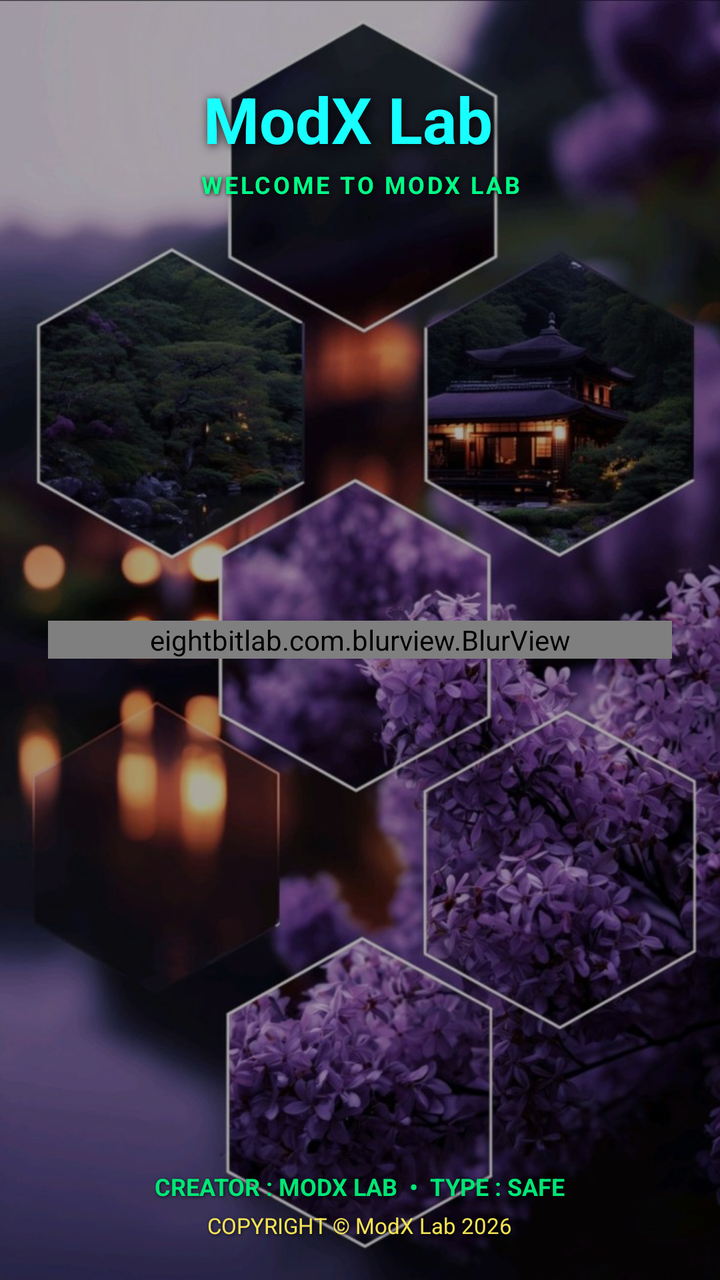
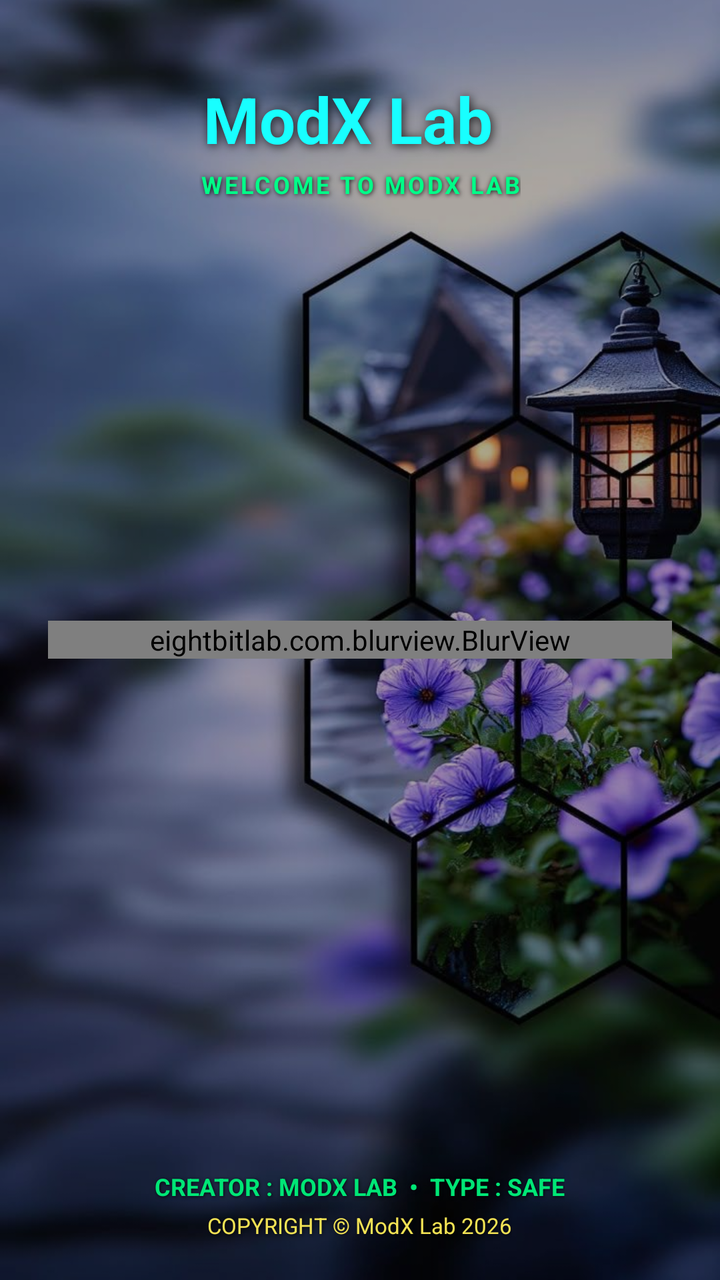

Compare the two renders of this Android layout. The source of the first and the diff that turns it into the second are given below.
<!-- AndroidManifest.xml: application theme AppTheme -->
<!-- res/layout/main.xml -->
<LinearLayout
	xmlns:android="http://schemas.android.com/apk/res/android"
	xmlns:app="http://schemas.android.com/apk/res-auto"
	xmlns:tools="http://schemas.android.com/tools"
	android:layout_width="match_parent"
	android:layout_height="match_parent"
	android:orientation="vertical">

	<RelativeLayout
		android:id="@+id/linear1"
		android:layout_width="match_parent"
		android:layout_height="match_parent"
		android:background="@drawable/bg_main">

		
		<ImageView
			android:layout_width="match_parent"
			android:layout_height="match_parent"
			android:src="@drawable/bg_main"
			android:scaleType="centerCrop"
			android:focusable="false" />

		
		<View
			android:layout_width="match_parent"
			android:layout_height="match_parent"
			android:background="#55000000" />

		<LinearLayout
			android:id="@+id/linear2"
			android:layout_width="match_parent"
			android:layout_height="wrap_content"
			android:orientation="horizontal" />

		
		<LinearLayout
			android:id="@+id/linear43"
			android:layout_width="match_parent"
			android:layout_height="wrap_content"
			android:layout_alignParentTop="true"
			android:paddingTop="38dp"
			android:paddingBottom="12dp"
			android:paddingLeft="16dp"
			android:paddingRight="16dp"
			android:gravity="center_horizontal"
			android:orientation="vertical">
			<TextView
				android:id="@+id/textview4"
				android:layout_width="wrap_content"
				android:layout_height="wrap_content"
				android:gravity="center_horizontal"
				android:text="ModX Lab"
				android:textSize="32sp"
				android:textStyle="bold"
				android:textColor="#18FFFF"
				android:paddingLeft="24dp"
				android:paddingRight="36dp"
				android:clipToPadding="false"
				android:shadowColor="#CC000000"
				android:shadowDx="2"
				android:shadowDy="2"
				android:shadowRadius="12" />
			<TextView
				android:id="@+id/textview_welcome"
				android:layout_width="wrap_content"
				android:layout_height="wrap_content"
				android:layout_marginTop="3dp"
				android:gravity="center_horizontal"
				android:text="WELCOME TO MODX LAB"
				android:textSize="12sp"
				android:textStyle="bold"
				android:letterSpacing="0.1"
				android:textColor="#00FF88"
				android:shadowColor="#E0000000"
				android:shadowDx="1"
				android:shadowDy="1"
				android:shadowRadius="6" />
			
			<LinearLayout
				android:id="@+id/linear45"
				android:layout_width="0dp"
				android:layout_height="0dp"
				android:visibility="gone"
				android:orientation="horizontal">
				<LinearLayout
					android:id="@+id/linear49"
					android:layout_width="0dp"
					android:layout_height="0dp"
					android:visibility="gone"
					android:orientation="horizontal" />
			</LinearLayout>
		</LinearLayout>

		
		<eightbitlab.com.blurview.BlurView
			android:background="@drawable/bg_glass_card"
			android:clipToOutline="true"
			android:id="@+id/blur_view"
			android:layout_width="match_parent"
			android:layout_height="wrap_content"
			android:layout_centerInParent="true"
			android:layout_marginLeft="24dp"
			android:layout_marginRight="24dp"
			android:maxWidth="350dp"
			app:blurOverlayColor="#250F172A">
			<LinearLayout
				android:id="@+id/linear3"
				android:layout_width="match_parent"
				android:layout_height="wrap_content"
				android:background="@drawable/bg_glass_card"
				android:paddingTop="24dp"
				android:paddingBottom="22dp"
				android:paddingLeft="22dp"
				android:paddingRight="22dp"
				android:gravity="center_horizontal"
				android:orientation="vertical">

				
				<TextView
					android:layout_width="wrap_content"
					android:layout_height="wrap_content"
					android:text="Login"
					android:textSize="22sp"
					android:textStyle="bold"
					android:textColor="#FFFFFF"
					android:letterSpacing="0.04"
					android:layout_marginBottom="16dp" />

				
				<LinearLayout
					android:id="@+id/linear41"
					android:layout_width="match_parent"
					android:layout_height="wrap_content"
					android:orientation="horizontal">
					<TextView
						android:id="@+id/textview2"
						android:layout_width="wrap_content"
						android:layout_height="wrap_content"
						android:text="USERNAME"
						android:textSize="11sp"
						android:textStyle="bold"
						android:letterSpacing="0.08"
						android:textColor="#CFD8DC" />
				</LinearLayout>
				<LinearLayout
					android:id="@+id/linear5"
					android:layout_width="match_parent"
					android:layout_height="38dp"
					android:gravity="center_vertical"
					android:orientation="horizontal">
					<EditText
						android:id="@+id/edittext1"
						android:layout_width="0dp"
						android:layout_height="match_parent"
						android:layout_weight="1"
						android:background="@android:color/transparent"
						android:gravity="center_vertical"
						android:textSize="14sp"
						android:textColor="#FFFFFF"
						android:textCursorDrawable="@drawable/cursor_cyan"
						android:textColorHighlight="#4018FFFF"
						android:hint="Enter username"
						android:textColorHint="#75FFFFFF"
						android:singleLine="true" />
					<ImageView
						android:id="@+id/iv_user_icon"
						android:layout_width="18dp"
						android:layout_height="18dp"
						android:src="@drawable/ic_user_minimal"
						android:scaleType="fitCenter" />
				</LinearLayout>
				
				<View
					android:id="@+id/line_username"
					android:layout_width="match_parent"
					android:layout_height="1.2dp"
					android:background="#55FFFFFF"
					android:layout_marginTop="2dp" />

				
				<LinearLayout
					android:id="@+id/linear37"
					android:layout_width="match_parent"
					android:layout_height="wrap_content"
					android:layout_marginTop="14dp"
					android:orientation="horizontal">
					<TextView
						android:id="@+id/textview0"
						android:layout_width="wrap_content"
						android:layout_height="wrap_content"
						android:text="PASSWORD"
						android:textSize="11sp"
						android:textStyle="bold"
						android:letterSpacing="0.08"
						android:textColor="#CFD8DC" />
				</LinearLayout>
				<LinearLayout
					android:id="@+id/linear6"
					android:layout_width="match_parent"
					android:layout_height="38dp"
					android:gravity="center_vertical"
					android:orientation="horizontal">
					<EditText
						android:id="@+id/edittext2"
						android:layout_width="0dp"
						android:layout_height="match_parent"
						android:layout_weight="1"
						android:background="@android:color/transparent"
						android:gravity="center_vertical"
						android:textSize="14sp"
						android:textColor="#FFFFFF"
						android:textCursorDrawable="@drawable/cursor_cyan"
						android:textColorHighlight="#4018FFFF"
						android:hint="Enter password"
						android:textColorHint="#75FFFFFF"
						android:inputType="textPassword"
						android:singleLine="true" />
					<ImageView
						android:id="@+id/iv_lock_icon"
						android:layout_width="18dp"
						android:layout_height="18dp"
						android:src="@drawable/ic_lock_minimal"
						android:scaleType="fitCenter" />
				</LinearLayout>
				
				<View
					android:id="@+id/line_password"
					android:layout_width="match_parent"
					android:layout_height="1.2dp"
					android:background="#55FFFFFF"
					android:layout_marginTop="2dp" />

				
				<LinearLayout
					android:id="@+id/linear7"
					android:layout_width="match_parent"
					android:layout_height="wrap_content"
					android:layout_marginTop="12dp"
					android:gravity="center_vertical"
					android:orientation="horizontal">
					<CheckBox
						android:id="@+id/checkbox1"
						android:layout_width="wrap_content"
						android:layout_height="wrap_content"
						android:text="Remember Me"
						android:textSize="12sp"
						android:textColor="#E0E0E0"
						android:buttonTint="#00B489" />
					<LinearLayout
						android:id="@+id/linear31"
						android:layout_width="0dp"
						android:layout_height="1dp"
						android:layout_weight="1"
						android:orientation="horizontal" />
					<CheckBox
						android:id="@+id/checkbox2"
						android:layout_width="wrap_content"
						android:layout_height="wrap_content"
						android:text="Show Pass"
						android:textSize="12sp"
						android:textColor="#E0E0E0"
						android:buttonTint="#00B489" />
				</LinearLayout>

				
				<LinearLayout
					android:id="@+id/linear8"
					android:layout_width="match_parent"
					android:layout_height="44dp"
					android:layout_marginTop="16dp"
					android:gravity="center"
					android:orientation="horizontal">
					<Button
						android:id="@+id/button1"
						android:layout_width="match_parent"
						android:layout_height="match_parent"
						android:background="@drawable/bg_btn_primary"
						android:text="LOGIN"
						android:textSize="15sp"
						android:textStyle="bold"
						android:letterSpacing="0.06"
						android:textColor="#FFFFFF" />
				</LinearLayout>

				
				<LinearLayout
					android:id="@+id/linear38"
					android:layout_width="match_parent"
					android:layout_height="wrap_content"
					android:layout_marginTop="18dp"
					android:layout_marginBottom="4dp"
					android:gravity="center"
					android:orientation="horizontal">
					<TextView
						android:id="@+id/textview6"
						android:layout_width="wrap_content"
						android:layout_height="wrap_content"
						android:text="Contact ModX Lab"
						android:textSize="13sp"
						android:textColor="#B0BEC5" />
					<TextView
						android:id="@+id/textview7"
						android:layout_width="wrap_content"
						android:layout_height="wrap_content"
						android:layout_marginLeft="14dp"
						android:text="Contact Now"
						android:textSize="13sp"
						android:textStyle="bold"
						android:textColor="#00FF88"
						android:clickable="true"
						android:focusable="true" />
				</LinearLayout>

				<LinearLayout
					android:id="@+id/linear39"
					android:layout_width="match_parent"
					android:layout_height="wrap_content"
					android:layout_marginTop="10dp"
					android:layout_marginBottom="6dp"
					android:gravity="center"
					android:orientation="horizontal">
					<TextView
						android:id="@+id/textview8"
						android:layout_width="wrap_content"
						android:layout_height="wrap_content"
						android:text="Find me on Facebook"
						android:textSize="13sp"
						android:textColor="#B0BEC5" />
					<TextView
						android:id="@+id/textview9"
						android:layout_width="wrap_content"
						android:layout_height="wrap_content"
						android:layout_marginLeft="14dp"
						android:text="Find Now"
						android:textSize="13sp"
						android:textStyle="bold"
						android:textColor="#00FF88"
						android:clickable="true"
						android:focusable="true" />
				</LinearLayout>

				<LinearLayout
					android:id="@+id/linear40"
					android:layout_width="match_parent"
					android:layout_height="2dp"
					android:orientation="horizontal" />
			</LinearLayout>
		</eightbitlab.com.blurview.BlurView>

		
		<LinearLayout
			android:id="@+id/linear_footer"
			android:layout_width="match_parent"
			android:layout_height="wrap_content"
			android:layout_alignParentBottom="true"
			android:paddingBottom="20dp"
			android:paddingTop="10dp"
			android:gravity="center_horizontal"
			android:orientation="vertical">

			
			<LinearLayout
				android:id="@+id/linear47"
				android:layout_width="0dp"
				android:layout_height="0dp"
				android:visibility="gone"
				android:orientation="horizontal" />

			<TextView
				android:id="@+id/textview_creator_typesafe"
				android:layout_width="wrap_content"
				android:layout_height="wrap_content"
				android:text="CREATOR : MODX LAB  •  TYPE : SAFE"
				android:textSize="12sp"
				android:textStyle="bold"
				android:textColor="#00E676"
				android:shadowColor="#CC000000"
				android:shadowDx="1"
				android:shadowDy="1"
				android:shadowRadius="4"
				android:gravity="center" />

			<TextView
				android:id="@+id/textview19"
				android:layout_width="wrap_content"
				android:layout_height="wrap_content"
				android:layout_marginTop="4dp"
				android:text="COPYRIGHT © ModX Lab 2026"
				android:textSize="11sp"
				android:textColor="#FFEE58"
				android:alpha="0.95"
				android:shadowColor="#CC000000"
				android:shadowDx="1"
				android:shadowDy="1"
				android:shadowRadius="4"
				android:gravity="center" />
		</LinearLayout>

	</RelativeLayout>
</LinearLayout>
<!-- resources referenced by this layout -->
<resources>
  <!-- drawable bg_btn_primary (drawable) -->
  <?xml version="1.0" encoding="utf-8"?>
  <ripple xmlns:android="http://schemas.android.com/apk/res/android"
      android:color="#44FFFFFF">
      <item>
          <shape android:shape="rectangle">
              <gradient
                  android:startColor="#00B489"
                  android:endColor="#00D29E"
                  android:angle="90" />
              <corners android:radius="20dp" />
          </shape>
      </item>
  </ripple>
  <!-- drawable bg_glass_card (drawable) -->
  <?xml version="1.0" encoding="utf-8"?>
  <shape xmlns:android="http://schemas.android.com/apk/res/android"
      android:shape="rectangle">
      <gradient
          android:startColor="#2EFFFFFF"
          android:centerColor="#1EFFFFFF"
          android:endColor="#100F172A"
          android:angle="135" />
      <corners android:radius="18dp" />
      <stroke
          android:width="1.2dp"
          android:color="#50FFFFFF" />
  </shape>
  <!-- drawable bg_main: jpg bitmap (drawable-xhdpi, 122720 bytes) -->
  <!-- drawable cursor_cyan (drawable) -->
  <?xml version="1.0" encoding="utf-8"?>
  <shape xmlns:android="http://schemas.android.com/apk/res/android"
      android:shape="rectangle">
      <size android:width="2.5dp" />
      <solid android:color="#18FFFF" />
      <corners android:radius="1dp" />
  </shape>
  <!-- drawable ic_lock_minimal (drawable) -->
  <vector xmlns:android="http://schemas.android.com/apk/res/android"
      android:width="20dp"
      android:height="20dp"
      android:viewportWidth="24"
      android:viewportHeight="24">
    <path
        android:fillColor="#B0BEC5"
        android:pathData="M18,8h-1V6c0,-2.76 -2.24,-5 -5,-5S7,3.24 7,6v2H6c-1.1,0 -2,0.9 -2,2v10c0,1.1 0.9,2 2,2h12c1.1,0 2,-0.9 2,-2V10c0,-1.1 -0.9,-2 -2,-2zM9,6c0,-1.66 1.34,-3 3,-3s3,1.34 3,3v2H9V6zm9,14H6V10h12v10zm-6,-3c1.1,0 2,-0.9 2,-2s-0.9,-2 -2,-2 -2,0.9 -2,2 0.9,2 2,2z"/>
  </vector>
  <!-- drawable ic_user_minimal (drawable) -->
  <vector xmlns:android="http://schemas.android.com/apk/res/android"
      android:width="20dp"
      android:height="20dp"
      android:viewportWidth="24"
      android:viewportHeight="24">
    <path
        android:fillColor="#B0BEC5"
        android:pathData="M12,12c2.21,0 4,-1.79 4,-4s-1.79,-4 -4,-4 -4,1.79 -4,4 1.79,4 4,4zM12,14c-2.67,0 -8,1.34 -8,4v2h16v-2c0,-2.66 -5.33,-4 -8,-4z"/>
  </vector>
  <style name="AppTheme" parent="Theme.MaterialComponents.Light.NoActionBar.Bridge">
  		<item name="colorOnPrimary">@android:color/white</item>
  		<item name="colorPrimary">@color/colorPrimary</item>
  		<item name="colorPrimaryDark">@color/colorPrimaryDark</item>
  		<item name="colorAccent">@color/colorAccent</item>
  		<item name="colorControlHighlight">@color/colorControlHighlight</item>
  		<item name="colorControlNormal">@color/colorControlNormal</item>
  	</style>
  <color name="colorPrimary">#1F1F1F</color>
  <color name="colorPrimaryDark">#1F1F1F</color>
  <color name="colorAccent">#1F1F1F</color>
  <color name="colorControlHighlight">#1F1F1F</color>
  <color name="colorControlNormal">#1F1F1F</color>
</resources>

<!-- the commit's change to res/layout/main.xml (unified diff, before → after) -->
@@ -10,13 +10,13 @@
 		android:id="@+id/linear1"
 		android:layout_width="match_parent"
 		android:layout_height="match_parent"
-		android:background="@drawable/bg_main">
+		android:background="@drawable/bg_background">
 
 		
 		<ImageView
 			android:layout_width="match_parent"
 			android:layout_height="match_parent"
-			android:src="@drawable/bg_main"
+			android:src="@drawable/bg_background"
 			android:scaleType="centerCrop"
 			android:focusable="false" />
 
<!-- resource entries referenced after the edit -->
@@ -1,5 +1,6 @@
 <!-- resources referenced by this layout -->
 <resources>
+  <!-- drawable bg_background: jpg bitmap (drawable, 87942 bytes) -->
   <!-- drawable bg_btn_primary (drawable) -->
   <?xml version="1.0" encoding="utf-8"?>
   <ripple xmlns:android="http://schemas.android.com/apk/res/android"
@@ -28,7 +29,6 @@
           android:width="1.2dp"
           android:color="#50FFFFFF" />
   </shape>
-  <!-- drawable bg_main: jpg bitmap (drawable-xhdpi, 122720 bytes) -->
   <!-- drawable cursor_cyan (drawable) -->
   <?xml version="1.0" encoding="utf-8"?>
   <shape xmlns:android="http://schemas.android.com/apk/res/android"
